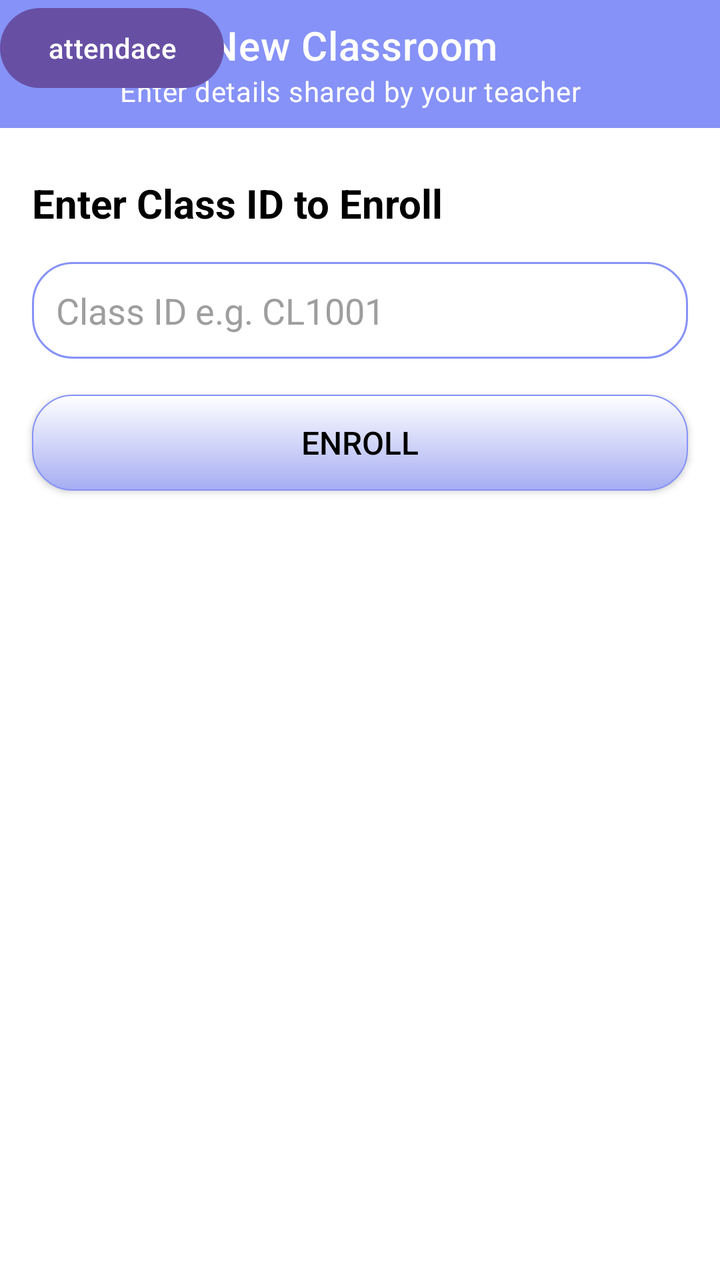
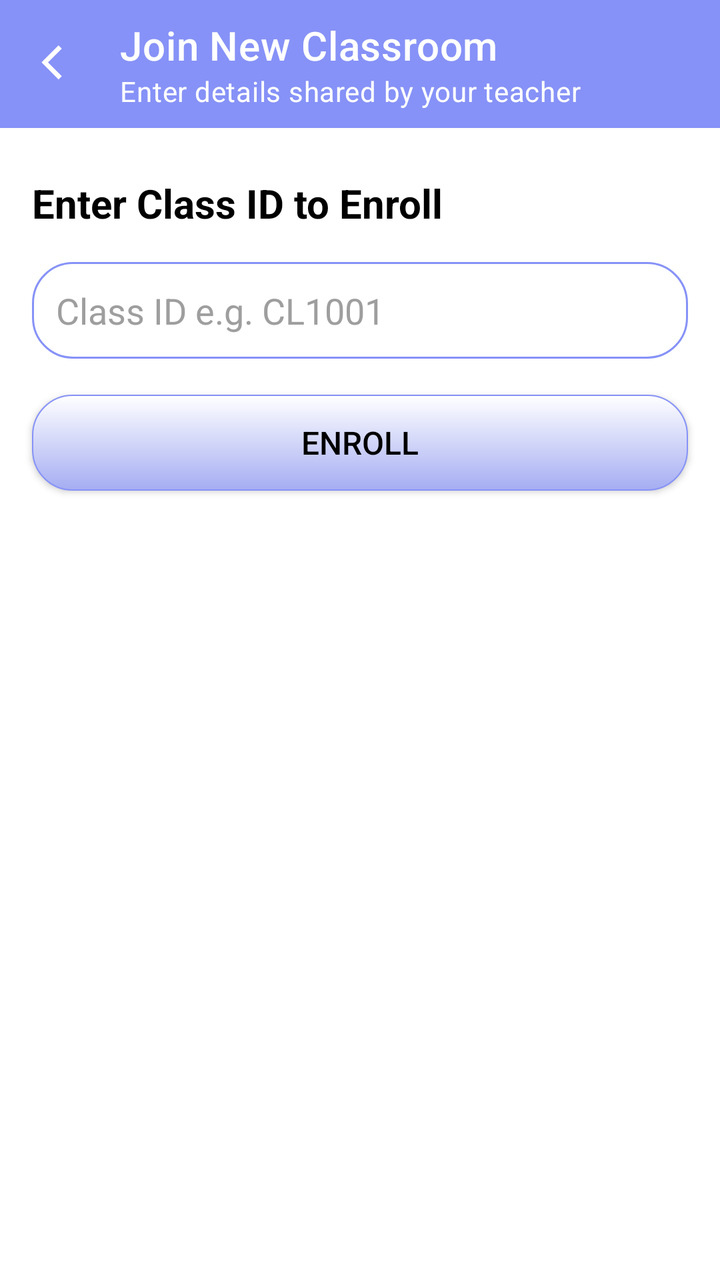

Screens rendered from an Android XML layout before and after an edit, with the pre-edit source and the edit as a unified diff.
<!-- AndroidManifest.xml: application theme Theme.TSTAR -->
<!-- res/layout/activity_s_enroll_in_class.xml -->
<?xml version="1.0" encoding="utf-8"?>
<androidx.constraintlayout.widget.ConstraintLayout
    xmlns:android="http://schemas.android.com/apk/res/android"
    xmlns:app="http://schemas.android.com/apk/res-auto"
    android:layout_width="match_parent"
    android:layout_height="match_parent"
    android:background="@color/white">

    
    <com.google.android.material.appbar.MaterialToolbar
        android:id="@+id/topAppBar"
        android:layout_width="0dp"
        android:layout_height="wrap_content"
        android:background="@color/Lavender"
        app:title="Join New Classroom"
        app:titleTextAppearance="@style/TextAppearance.MaterialComponents.Headline6"
        app:subtitle="Enter details shared by your teacher"
        app:subtitleTextAppearance="@style/TextAppearance.MaterialComponents.Body2"
        app:titleTextColor="@color/white"
        app:subtitleTextColor="@color/white"
        app:navigationIconTint="@color/white"
        app:navigationIcon="@drawable/s_arrowback"
        app:layout_constraintTop_toTopOf="parent"
        app:layout_constraintStart_toStartOf="parent"
        app:layout_constraintEnd_toEndOf="parent"/>

    
    <TextView
        android:id="@+id/tvTitle"
        android:layout_width="0dp"
        android:layout_height="wrap_content"
        android:text="Enter Class ID to Enroll"
        android:textSize="20sp"
        android:textStyle="bold"
        android:textColor="#000000"
        android:layout_marginTop="24dp"
        android:layout_marginStart="16dp"
        android:layout_marginEnd="16dp"
        app:layout_constraintTop_toBottomOf="@id/topAppBar"
        app:layout_constraintStart_toStartOf="parent"
        app:layout_constraintEnd_toEndOf="parent"/>

    
    <EditText
        android:id="@+id/etClassId"
        android:layout_width="0dp"
        android:layout_height="wrap_content"
        android:hint="Class ID e.g. CL1001"
        android:padding="12dp"
        android:background="@drawable/s_edittext_border"
        android:inputType="text"
        android:textColor="@color/black"
        android:textColorHint="@color/light_greay"
        android:textSize="18dp"
        android:layout_marginTop="16dp"
        android:layout_marginStart="16dp"
        android:layout_marginEnd="16dp"
        app:layout_constraintTop_toBottomOf="@id/tvTitle"
        app:layout_constraintStart_toStartOf="parent"
        app:layout_constraintEnd_toEndOf="parent"/>

    
    <androidx.appcompat.widget.AppCompatButton
        android:id="@+id/btnSubmitEnroll"
        android:layout_width="0dp"
        android:layout_height="wrap_content"
        android:text="Enroll"
        android:textColor="@color/black"
        android:background="@drawable/s_btn_bg_shape"
        android:textSize="16dp"
        android:layout_marginTop="18dp"
        android:layout_marginStart="16dp"
        android:layout_marginEnd="16dp"
        app:layout_constraintTop_toBottomOf="@id/etClassId"
        app:layout_constraintStart_toStartOf="parent"
        app:layout_constraintEnd_toEndOf="parent"/>

    
    <TextView
        android:id="@+id/tvEnrollStatus"
        android:layout_width="0dp"
        android:layout_height="wrap_content"
        android:text=""
        android:textColor="#d32f2f"
        android:textSize="16sp"
        android:layout_marginTop="12dp"
        android:layout_marginStart="16dp"
        android:layout_marginEnd="16dp"
        app:layout_constraintTop_toBottomOf="@id/btnSubmitEnroll"
        app:layout_constraintStart_toStartOf="parent"
        app:layout_constraintEnd_toEndOf="parent"/>

    <Button
        android:layout_width="wrap_content"
        android:layout_height="wrap_content"
        android:text="attendace"
        android:id="@+id/btn_aatendace"/>
</androidx.constraintlayout.widget.ConstraintLayout>
<!-- resources referenced by this layout -->
<resources>
  <color name="Lavender">#8692f7</color>
  <color name="black">#FF000000</color>
  <color name="light_greay">#9E9E9E</color>
  <color name="white">#FFFFFF</color>
  <!-- drawable s_arrowback (drawable) -->
  <?xml version="1.0" encoding="utf-8"?>
  <vector xmlns:android="http://schemas.android.com/apk/res/android"
      android:width="25dp"
      android:height="25dp"
      android:viewportWidth="26"
      android:viewportHeight="26">
  
      
      <path
          android:strokeWidth="2.4"
          android:strokeColor="@color/white"
          android:fillColor="@android:color/transparent"
          android:pathData="M15,4 L7,12 L15,20"/>
  </vector>
  <!-- drawable s_btn_bg_shape (drawable) -->
  <?xml version="1.0" encoding="utf-8"?>
  <shape
      xmlns:android="http://schemas.android.com/apk/res/android"
      android:shape="rectangle">
  
      <stroke
          android:width="0.8dp"
          android:color="@color/Lavender"/>
      <corners
          android:radius="20dp"/>
  
      <gradient
          android:startColor="#A5ADF2"
          android:endColor="@color/white"
          android:angle="90"/>
  
  
  
  
  </shape>
  <!-- drawable s_edittext_border (drawable) -->
  <?xml version="1.0" encoding="utf-8"?>
  <shape
      xmlns:android="http://schemas.android.com/apk/res/android"
      android:shape="rectangle">
  
      <stroke
          android:width="1.1dp"
          android:color="@color/Lavender"/>
      <corners
          android:radius="20dp"/>
  
      <solid
          android:color="@color/white"/>
  
  
  
  
  </shape>
  <style name="Theme.TSTAR" parent="Base.Theme.TSTAR" />
  <style name="Base.Theme.TSTAR" parent="Theme.Material3.DayNight.NoActionBar">
          
          
      </style>
</resources>

<!-- the commit's change to res/layout/activity_s_enroll_in_class.xml (unified diff, before → after) -->
@@ -4,6 +4,7 @@
     xmlns:app="http://schemas.android.com/apk/res-auto"
     android:layout_width="match_parent"
     android:layout_height="match_parent"
+    android:fitsSystemWindows="true"
     android:background="@color/white">
 
     
@@ -90,9 +91,4 @@
         app:layout_constraintStart_toStartOf="parent"
         app:layout_constraintEnd_toEndOf="parent"/>
 
-    <Button
-        android:layout_width="wrap_content"
-        android:layout_height="wrap_content"
-        android:text="attendace"
-        android:id="@+id/btn_aatendace"/>
 </androidx.constraintlayout.widget.ConstraintLayout>
